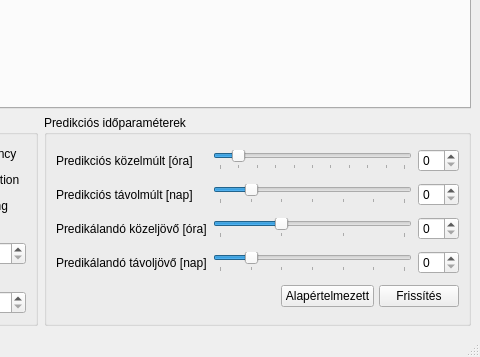
morta-code/IntelliStock, file intellistock/ui/ui_mainwindow.ui: the form before one commit; both pictures show x 254 to 734 and y 177 to 534 of the 734 by 534 pixel window.
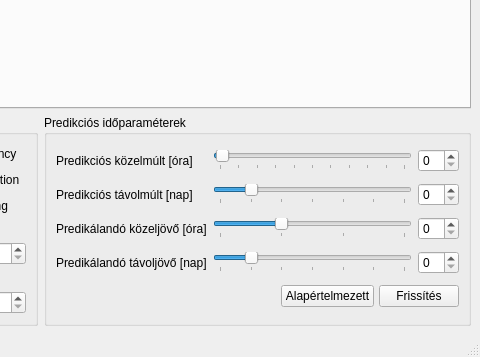
The form after the commit.

```diff
--- a/intellistock/ui/ui_mainwindow.ui
+++ b/intellistock/ui/ui_mainwindow.ui
@@ -297,7 +297,7 @@
               <number>1</number>
              </property>
              <property name="value">
-              <number>24</number>
+              <number>2</number>
              </property>
              <property name="orientation">
               <enum>Qt::Horizontal</enum>
```
Left out of the diff: 2 changed lines with no effect on the pictures.
